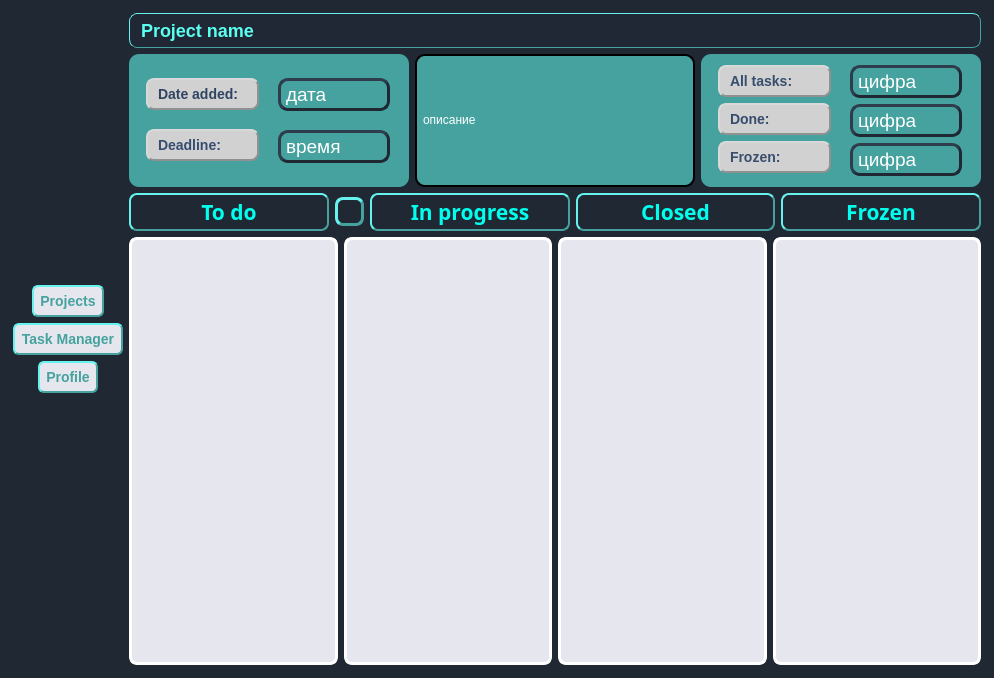
kiozet/TaskManagerWithAI, file ui/MainWindowTaskManager.ui: the form before one commit.
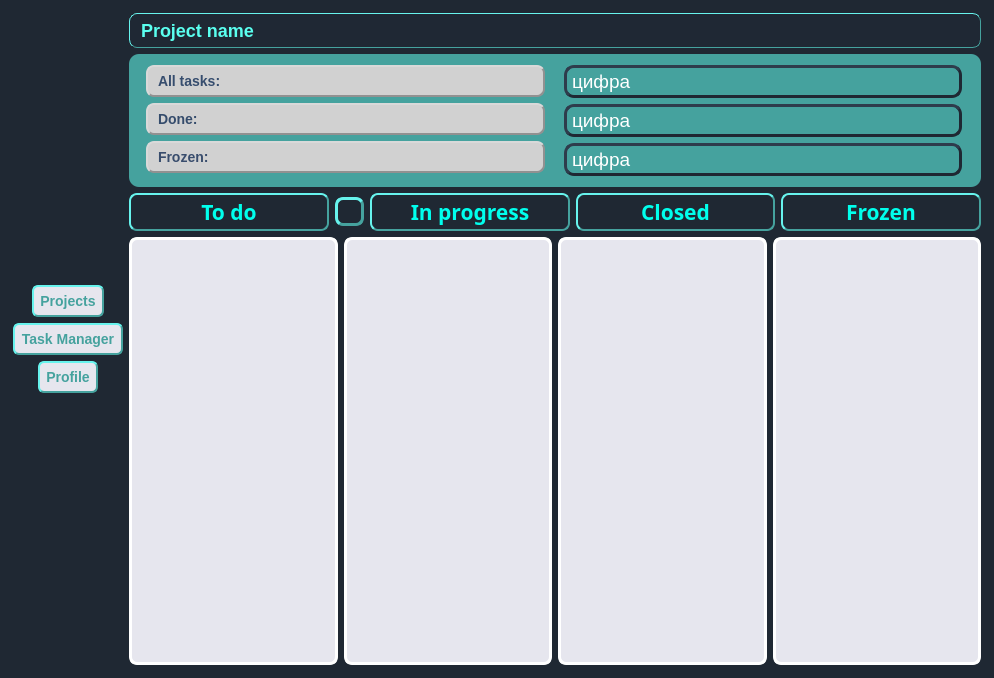
The form after the commit. Icons and pictures are not drawn.

Commit message: Remove trash from MainWindowTaskManager

```diff
--- a/ui/MainWindowTaskManager.ui
+++ b/ui/MainWindowTaskManager.ui
@@ -285,7 +285,7 @@
        <property name="sizeConstraint">
         <enum>QLayout::SetNoConstraint</enum>
        </property>
-       <item row="0" column="2">
+       <item row="0" column="0">
         <widget class="QFrame" name="tasks_info">
          <property name="styleSheet">
           <string notr="true">QFrame{
@@ -502,208 +502,6 @@
          </layout>
         </widget>
        </item>
-       <item row="0" column="1">
-        <widget class="QLabel" name="pr_description">
-         <property name="sizePolicy">
-          <sizepolicy hsizetype="Expanding" vsizetype="Minimum">
-           <horstretch>0</horstretch>
-           <verstretch>0</verstretch>
-          </sizepolicy>
-         </property>
-         <property name="styleSheet">
-          <string notr="true">QFrame{
-    border-style: outset;
-    border-width: 2px;
-    border-radius: 10px;
-    padding: 3px;
-    background-color: #45A29E;
-}</string>
-         </property>
-         <property name="text">
-          <string>&lt;html&gt;&lt;head/&gt;&lt;body&gt;&lt;p&gt;&lt;span style=&quot; color:#ffffff;&quot;&gt;описание&lt;/span&gt;&lt;/p&gt;&lt;/body&gt;&lt;/html&gt;</string>
-         </property>
-        </widget>
-       </item>
-       <item row="0" column="0">
-        <widget class="QFrame" name="project_info">
-         <property name="font">
-          <font>
-           <family>.SF Soft Numeric</family>
-           <pointsize>19</pointsize>
-           <weight>75</weight>
-           <italic>false</italic>
-           <bold>true</bold>
-           <underline>false</underline>
-           <strikeout>false</strikeout>
-           <stylestrategy>PreferDefault</stylestrategy>
-           <kerning>true</kerning>
-          </font>
-         </property>
-         <property name="contextMenuPolicy">
-          <enum>Qt::NoContextMenu</enum>
-         </property>
-         <property name="styleSheet">
-          <string notr="true">QFrame{
-    border: 2px #6F6F6F;
-    border-radius: 10px;
-    padding: 2px;
-    background-color: #45A29E;
-}
-</string>
-         </property>
-         <property name="inputMethodHints">
-          <set>Qt::ImhNone</set>
-         </property>
-         <layout class="QHBoxLayout" name="horizontalLayout">
-          <property name="sizeConstraint">
-           <enum>QLayout::SetNoConstraint</enum>
-          </property>
-          <item>
-           <layout class="QVBoxLayout" name="verticalLayout">
-            <property name="sizeConstraint">
-             <enum>QLayout::SetNoConstraint</enum>
-            </property>
-            <property name="leftMargin">
-             <number>6</number>
-            </property>
-            <property name="rightMargin">
-             <number>7</number>
-            </property>
-            <item>
-             <widget class="QLabel" name="label">
-              <property name="sizePolicy">
-               <sizepolicy hsizetype="Expanding" vsizetype="Fixed">
-                <horstretch>0</horstretch>
-                <verstretch>0</verstretch>
-               </sizepolicy>
-              </property>
-              <property name="font">
-               <font>
-                <pointsize>-1</pointsize>
-                <weight>75</weight>
-                <italic>false</italic>
-                <bold>true</bold>
-               </font>
-              </property>
-              <property name="styleSheet">
-               <string notr="true">QLabel {
-    background-color: #D1D1D1;
-    border-style: outset;
-    border-width: 2px;
-    border-radius: 8px;
-    border-color: #919191;
-    font: bold 14px;
-    min-width: 6em;
-    padding: 6px;
-    color: black;
-}</string>
-              </property>
-              <property name="text">
-               <string>&lt;html&gt;&lt;head/&gt;&lt;body&gt;&lt;p&gt;&lt;span style=&quot; color:#304462;&quot;&gt;Date added:&lt;/span&gt;&lt;/p&gt;&lt;/body&gt;&lt;/html&gt;</string>
-              </property>
-             </widget>
-            </item>
-            <item>
-             <widget class="QLabel" name="label_2">
-              <property name="sizePolicy">
-               <sizepolicy hsizetype="Expanding" vsizetype="Fixed">
-                <horstretch>0</horstretch>
-                <verstretch>0</verstretch>
-               </sizepolicy>
-              </property>
-              <property name="font">
-               <font>
-                <pointsize>-1</pointsize>
-                <weight>75</weight>
-                <italic>false</italic>
-                <bold>true</bold>
-               </font>
-              </property>
-              <property name="styleSheet">
-               <string notr="true">QLabel {
-    background-color: #D1D1D1;
-    border-style: outset;
-    border-width: 2px;
-    border-radius: 8px;
-    border-color: #919191;
-    font: bold 14px;
-    min-width: 6em;
-    padding: 6px;
-    color: black;
-}</string>
-              </property>
-              <property name="text">
-               <string>&lt;html&gt;&lt;head/&gt;&lt;body&gt;&lt;p&gt;&lt;span style=&quot; color:#364d6f;&quot;&gt;Deadline:&lt;/span&gt;&lt;/p&gt;&lt;/body&gt;&lt;/html&gt;</string>
-              </property>
-             </widget>
-            </item>
-           </layout>
-          </item>
-          <item>
-           <layout class="QVBoxLayout" name="verticalLayout_2">
-            <property name="sizeConstraint">
-             <enum>QLayout::SetNoConstraint</enum>
-            </property>
-            <property name="leftMargin">
-             <number>6</number>
-            </property>
-            <property name="topMargin">
-             <number>0</number>
-            </property>
-            <property name="rightMargin">
-             <number>8</number>
-            </property>
-            <item>
-             <widget class="QLabel" name="pr_date_added">
-              <property name="sizePolicy">
-               <sizepolicy hsizetype="Expanding" vsizetype="Fixed">
-                <horstretch>0</horstretch>
-                <verstretch>0</verstretch>
-               </sizepolicy>
-              </property>
-              <property name="styleSheet">
-               <string notr="true">QLabel{
-    padding: 2px;
-    background-color: #45A29E;
-    border-style: outset;
-    border-width: 3px;
-    border-radius: 10px;
-    border-color: #1F2833;
-}</string>
-              </property>
-              <property name="text">
-               <string>&lt;html&gt;&lt;head/&gt;&lt;body&gt;&lt;p&gt;&lt;span style=&quot; font-size:14pt; color:#ffffff;&quot;&gt;дата&lt;/span&gt;&lt;/p&gt;&lt;/body&gt;&lt;/html&gt;</string>
-              </property>
-             </widget>
-            </item>
-            <item>
-             <widget class="QLabel" name="pr_deadline">
-              <property name="sizePolicy">
-               <sizepolicy hsizetype="Expanding" vsizetype="Fixed">
-                <horstretch>0</horstretch>
-                <verstretch>0</verstretch>
-               </sizepolicy>
-              </property>
-              <property name="styleSheet">
-               <string notr="true">QLabel{
-    padding: 2px;
-    background-color: #45A29E;
-    border-style: outset;
-    border-width: 3px;
-    border-radius: 10px;
-    border-color: #1F2833;
-}</string>
-              </property>
-              <property name="text">
-               <string>&lt;html&gt;&lt;head/&gt;&lt;body&gt;&lt;p&gt;&lt;span style=&quot; font-size:14pt; color:#ffffff;&quot;&gt;время&lt;/span&gt;&lt;/p&gt;&lt;/body&gt;&lt;/html&gt;</string>
-              </property>
-             </widget>
-            </item>
-           </layout>
-          </item>
-         </layout>
-        </widget>
-       </item>
       </layout>
      </item>
      <item>
```
